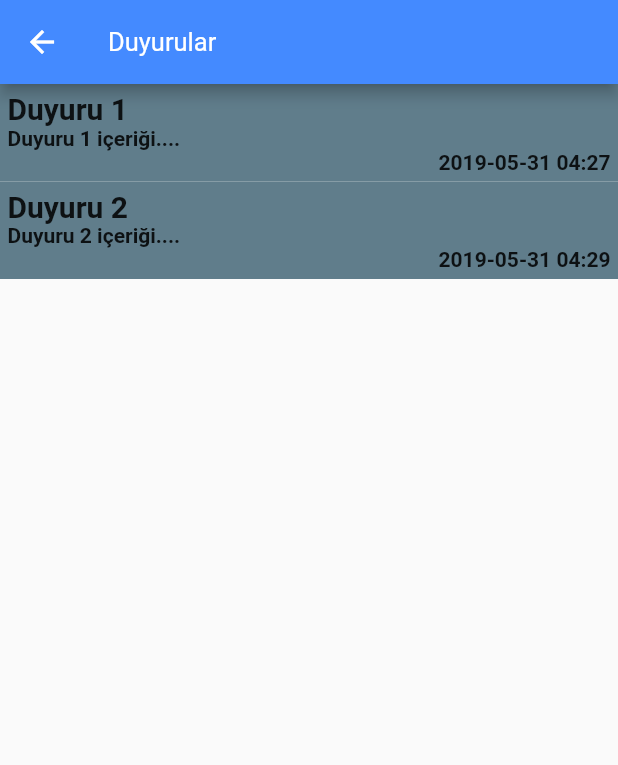
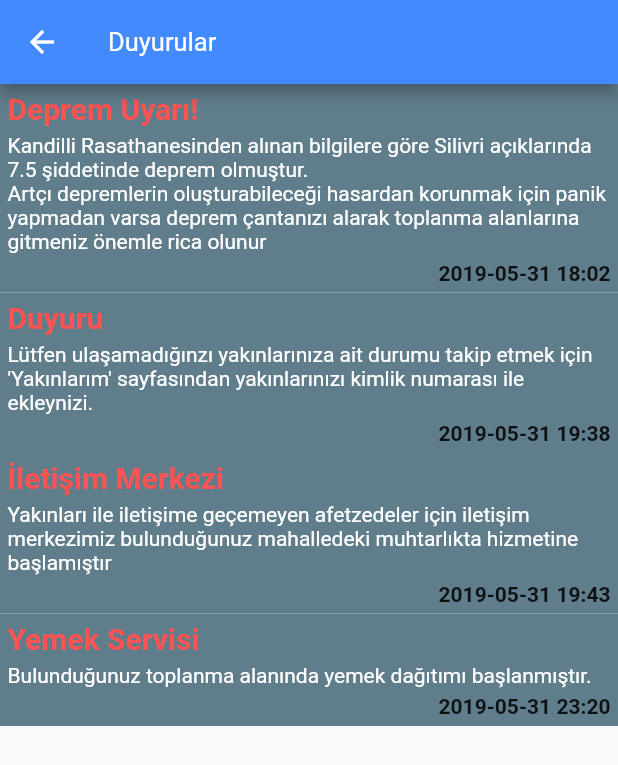
Before and after one commit to netcadlabs/ibb-deprem-hackathon-mobil, a Flutter app: the DuyurularPage screen opened directly, on a phone screen of 412 x 824 dp. Shown: the top 765 px of the screen. Run offline on Flutter 3.47's test engine with Material 2 defaults, Android fonts, the phone set to English and light mode, and no system bars; our stand-ins replace connectivity, device_info, fluttertoast, geolocator, get_it, shared_preferences; missing offline and left inert: mqtt_client; accounts and stored records are empty.

Commit message:
dummy duyurular güncellendi, tasarım iyileştirildi

```diff
--- a/lib/api/announcement_api.dart
+++ b/lib/api/announcement_api.dart
@@ -2,32 +2,43 @@ import 'package:depremhackathon/api/base_api.dart';
 
 import 'api_models.dart';
 
-class AnnouncementApi extends BaseApi{
+class AnnouncementApi extends BaseApi {
   Future<List<Announcement>> getAnnouncements() {
     List<Announcement> fakeList = List<Announcement>();
-    fakeList.add(Announcement(
-        title: "Duyuru 1",
-        message: "Duyuru 1 içeriği....",
-        date: DateTime.parse("2019-05-31 04:27:00").millisecondsSinceEpoch
-    ));
 
     fakeList.add(Announcement(
-        title: "Duyuru 2",
-        message: "Duyuru 2 içeriği....",
-        date: DateTime.parse("2019-05-31 04:29:00").millisecondsSinceEpoch
-    ));
+        title: "Deprem Uyarı!",
+        message:
+            "Kandilli Rasathanesinden alınan bilgilere göre Silivri açıklarında 7.5 şiddetinde deprem olmuştur.\nArtçı depremlerin oluşturabileceği hasardan korunmak için panik yapmadan varsa deprem çantanızı alarak toplanma alanlarına gitmeniz önemle rica olunur",
+        date: DateTime.parse("2019-05-31 18:02:00").millisecondsSinceEpoch));
+
+    fakeList.add(Announcement(
+        title: "Duyuru",
+        message:
+            "Lütfen ulaşamadığınzı yakınlarınıza ait durumu takip etmek için 'Yakınlarım' sayfasından yakınlarınızı kimlik numarası ile ekleynizi.",
+        date: DateTime.parse("2019-05-31 19:38:00").millisecondsSinceEpoch));
+
+    fakeList.add(Announcement(
+        title: "İletişim Merkezi",
+        message:
+            "Yakınları ile iletişime geçemeyen afetzedeler için iletişim merkezimiz bulunduğunuz mahalledeki muhtarlıkta hizmetine başlamıştır",
+        date: DateTime.parse("2019-05-31 19:43:00").millisecondsSinceEpoch));
+
+    fakeList.add(Announcement(
+        title: "Yemek Servisi",
+        message: "Bulunduğunuz toplanma alanında yemek dağıtımı başlanmıştır.",
+        date: DateTime.parse("2019-05-31 23:20:00").millisecondsSinceEpoch));
 
     //TODO - duyuruları local storage üzerinden getir..
 
     return Future.value(fakeList);
   }
 
-  void addAnnouncement(Announcement){
+  void addAnnouncement(Announcement) {
     //TODO - duyuruyu local storage'a kaydet'
   }
 
-  void clearAnnouncements(){
+  void clearAnnouncements() {
     //TODO - duyuruları sil, çıkış yapılınca çağrılır.
   }
-
 }
--- a/lib/pages/duyurular_page.dart
+++ b/lib/pages/duyurular_page.dart
@@ -71,12 +71,19 @@ class _DuyurularPageState extends State<DuyurularPage> {
                       Text(
                         announcement.title,
                         style: TextStyle(
-                            fontWeight: FontWeight.bold, fontSize: 20),
+                            fontWeight: FontWeight.bold,
+                            fontSize: 20,
+                            color: Colors.redAccent),
+                      ),
+                      SizedBox(
+                        height: 5,
                       ),
                       Text(
                         announcement.message,
-                        style: TextStyle(
-                            fontWeight: FontWeight.bold, fontSize: 14),
+                        style: TextStyle(fontSize: 14, color: Colors.white),
+                      ),
+                      SizedBox(
+                        height: 5,
                       ),
                       Container(
                         child: Row(
--- a/lib/pages/yakinlarim_page.dart
+++ b/lib/pages/yakinlarim_page.dart
@@ -191,7 +191,7 @@ class _YakinlarimSayfasiState extends State<YakinlarimPage> {
         if (deviceDetails.status == 1) {
           durum = "Güvende";
         } else if (deviceDetails.status == -1) {
-          durum = "Güvende Değil";
+          durum = "Yardım Bekliyor";
         }
       }
 
```
